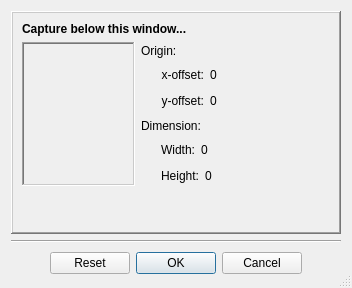
Old version of the form Homer/forms/Dialogs/SegmentSelectionDialog.ui in the repository Homer-Conferencing/Homer-Conferencing.
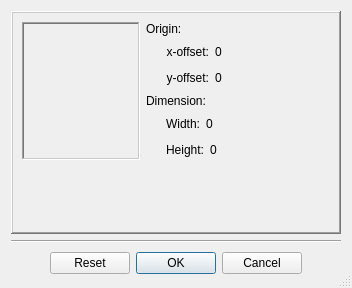
New version of the form. Icons and pictures are not drawn.

Diff of the .ui file:
```diff
--- a/Homer/forms/Dialogs/SegmentSelectionDialog.ui
+++ b/Homer/forms/Dialogs/SegmentSelectionDialog.ui
@@ -22,6 +22,11 @@
     <height>16777215</height>
    </size>
   </property>
+  <property name="font">
+   <font>
+    <family>Arial</family>
+   </font>
+  </property>
   <property name="focusPolicy">
    <enum>Qt::ClickFocus</enum>
   </property>
@@ -89,35 +94,10 @@
       <enum>QFrame::Raised</enum>
      </property>
      <layout class="QVBoxLayout" name="verticalLayout_7">
-      <item>
-       <widget class="QLabel" name="label_2">
-        <property name="font">
-         <font>
-          <weight>75</weight>
-          <bold>true</bold>
-         </font>
-        </property>
-        <property name="text">
-         <string>Capture below this window...</string>
-        </property>
-       </widget>
-      </item>
       <item>
        <layout class="QHBoxLayout" name="horizontalLayout_14">
         <item>
          <widget class="QFrame" name="mFrameMove">
-          <property name="minimumSize">
-           <size>
-            <width>113</width>
-            <height>144</height>
-           </size>
-          </property>
-          <property name="maximumSize">
-           <size>
-            <width>113</width>
-            <height>144</height>
-           </size>
-          </property>
           <property name="frameShape">
            <enum>QFrame::WinPanel</enum>
           </property>
@@ -153,14 +133,14 @@
               <widget class="QLabel" name="label_19">
                <property name="minimumSize">
                 <size>
-                 <width>30</width>
-                 <height>30</height>
+                 <width>32</width>
+                 <height>32</height>
                 </size>
                </property>
                <property name="maximumSize">
                 <size>
-                 <width>30</width>
-                 <height>30</height>
+                 <width>32</width>
+                 <height>32</height>
                 </size>
                </property>
                <property name="text">
@@ -201,14 +181,14 @@
               <widget class="QLabel" name="label_14">
                <property name="minimumSize">
                 <size>
-                 <width>30</width>
-                 <height>30</height>
+                 <width>32</width>
+                 <height>32</height>
                 </size>
                </property>
                <property name="maximumSize">
                 <size>
-                 <width>30</width>
-                 <height>30</height>
+                 <width>32</width>
+                 <height>32</height>
                 </size>
                </property>
                <property name="text">
@@ -235,14 +215,14 @@
                </property>
                <property name="minimumSize">
                 <size>
-                 <width>30</width>
-                 <height>30</height>
+                 <width>32</width>
+                 <height>32</height>
                 </size>
                </property>
                <property name="maximumSize">
                 <size>
-                 <width>30</width>
-                 <height>30</height>
+                 <width>32</width>
+                 <height>32</height>
                 </size>
                </property>
                <property name="text">
@@ -263,14 +243,14 @@
               <widget class="QLabel" name="label_18">
                <property name="minimumSize">
                 <size>
-                 <width>30</width>
-                 <height>30</height>
+                 <width>32</width>
+                 <height>32</height>
                 </size>
                </property>
                <property name="maximumSize">
                 <size>
-                 <width>30</width>
-                 <height>30</height>
+                 <width>32</width>
+                 <height>32</height>
                 </size>
                </property>
                <property name="text">
@@ -317,14 +297,14 @@
                </property>
                <property name="minimumSize">
                 <size>
-                 <width>30</width>
-                 <height>30</height>
+                 <width>32</width>
+                 <height>32</height>
                 </size>
                </property>
                <property name="maximumSize">
                 <size>
-                 <width>30</width>
-                 <height>30</height>
+                 <width>32</width>
+                 <height>32</height>
                 </size>
                </property>
                <property name="text">
```
Left out of the diff: 14 changed lines with no effect on the pictures.
